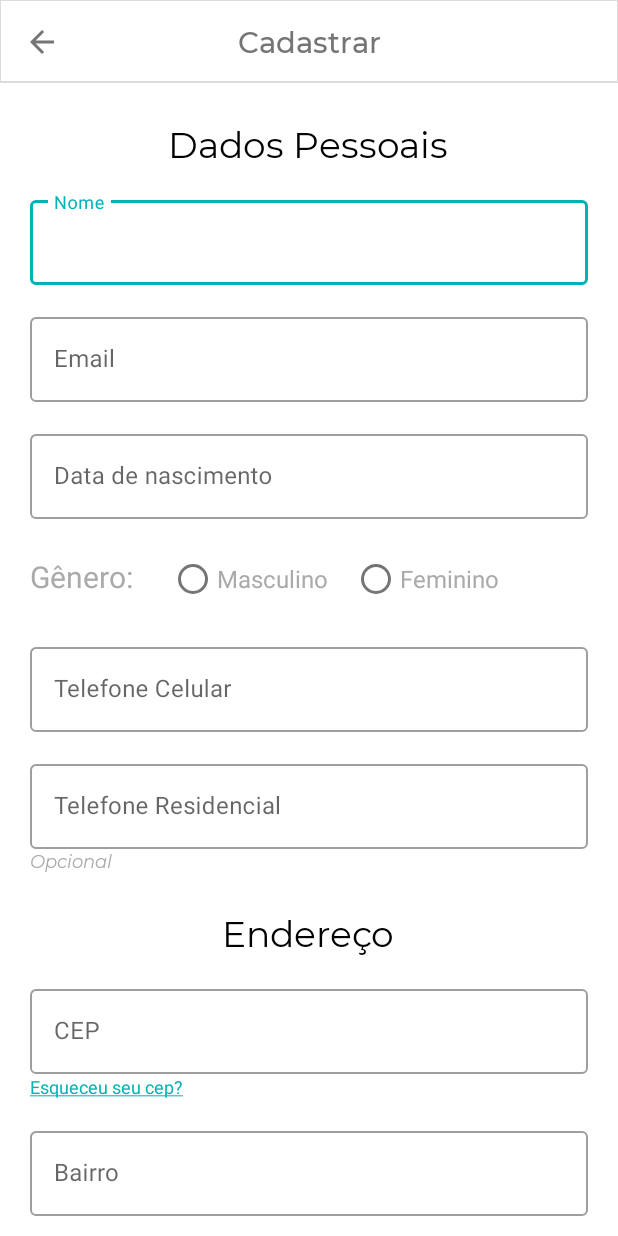
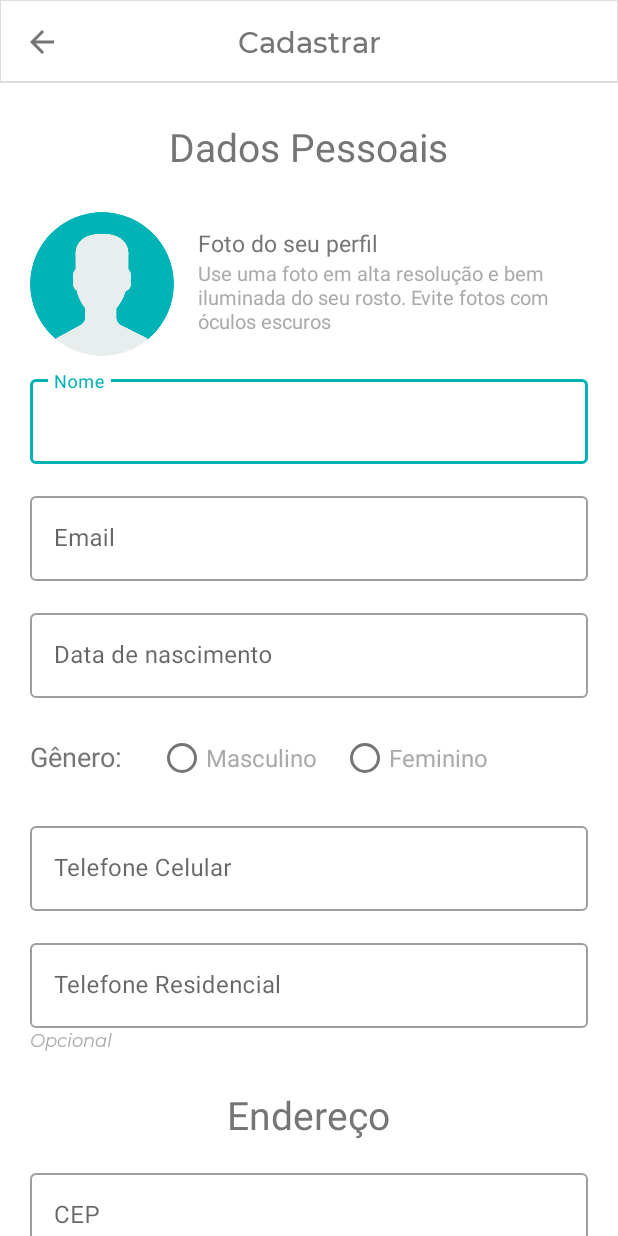
Before and after one commit to osugikoji/bonnepet-android, an Android app: the RegisterActivity screen opened directly, with no data from a screen before it, on a phone screen of 412 x 824 dp. Run offline under Robolectric (Android 15) with nearby library versions, the phone set to English and light mode, and no system bars; our stand-ins replace CircleImageView, RxJava.

Commit message:
Adicionado campo de inserir foto de perfil na tela de Cadastro, criada extension que previne double click do usuário

```diff
--- a/app/src/main/java/br/com/lardopet/view/login/LoginFragment.kt
+++ b/app/src/main/java/br/com/lardopet/view/login/LoginFragment.kt
@@ -4,6 +4,7 @@ import android.content.Intent
 import android.os.Bundle
 import androidx.lifecycle.ViewModelProviders
 import br.com.lardopet.R
+import br.com.lardopet.util.extension.setSafeOnClickListener
 import br.com.lardopet.view.base.BaseFragment
 import kotlinx.android.synthetic.main.login_fragment.*
 
@@ -17,7 +18,7 @@ class LoginFragment : BaseFragment() {
     override fun onActivityCreated(savedInstanceState: Bundle?) {
         super.onActivityCreated(savedInstanceState)
         viewModel = ViewModelProviders.of(this).get(LoginViewModel::class.java)
-        registerLink.setOnClickListener { goToRegister() }
+        registerLink.setSafeOnClickListener { goToRegister() }
     }
 
     private fun goToRegister() {
--- a/app/src/main/java/br/com/lardopet/view/login/RegisterActivity.kt
+++ b/app/src/main/java/br/com/lardopet/view/login/RegisterActivity.kt
@@ -1,5 +1,6 @@
 package br.com.lardopet.view.login
 
+import Link
 import android.content.Intent
 import android.net.Uri
 import android.os.Bundle
@@ -8,7 +9,8 @@ import androidx.lifecycle.Observer
 import androidx.lifecycle.ViewModelProviders
 import br.com.lardopet.R
 import br.com.lardopet.data.model.AddressDTO
-import br.com.lardopet.util.onTextChanged
+import br.com.lardopet.util.extension.image
+import br.com.lardopet.util.extension.onTextChanged
 import br.com.lardopet.view.base.BaseActivity
 import kotlinx.android.synthetic.main.activity_register.*
 
@@ -21,18 +23,21 @@ class RegisterActivity : BaseActivity() {
 
     private val cepLink by lazy { forgot_cep_link }
 
+    private val profileImage by lazy { profile_image }
     private val inputDistrict by lazy { input_district }
     private val inputStreet by lazy { input_street }
     private val inputState by lazy { input_state }
     private val inputCity by lazy { input_city }
 
+    private val pictureLayout by lazy { picture_layout }
     private val inputLayoutDistrict by lazy { input_layout_district }
     private val inputLayoutStreet by lazy { input_layout_street }
     private val inputLayoutState by lazy { input_layout_state }
     private val inputLayoutCity by lazy { input_layout_city }
 
     override fun onPrepareActivity(state: Bundle?) {
-        cepLink.setOnClickListener { redirectToBuscaCep() }
+        pictureLayout.setOnClickListener { openGallery() }
+        cepLink.setOnClickListener { redirectToSearchCep() }
         inputCep.onTextChanged { registerViewModel.getAddress(it) }
 
         registerViewModel.onAddressRequest().observe(this, Observer {
@@ -42,6 +47,28 @@ class RegisterActivity : BaseActivity() {
         registerViewModel.address().observe(this, Observer { address ->
             setEditTextAddress(address)
         })
+    }
+
+    /**
+     *  Abre o menu de opcoes da galeria
+     */
+    private fun openGallery() {
+        val mimeTypes = arrayOf("image/jpeg", "image/png")
+        val intent = Intent(Intent.ACTION_PICK).apply {
+            type = "image/*"
+            putExtra(Intent.EXTRA_MIME_TYPES, mimeTypes)
+        }
+        startActivityForResult(intent, RequestCode.GALLERY)
+    }
+
+    override fun onActivityResult(requestCode: Int, resultCode: Int, data: Intent?) {
+        super.onActivityResult(requestCode, resultCode, data)
+
+        if (resultCode == RESULT_OK) {
+            when(requestCode) {
+                RequestCode.GALLERY -> profileImage.setImageBitmap(data?.image(this))
+            }
+        }
     }
 
     /**
@@ -104,7 +131,7 @@ class RegisterActivity : BaseActivity() {
     /**
      *  Redireciona para o site do correios
      */
-    private fun redirectToBuscaCep() {
-        startActivity(Intent(Intent.ACTION_VIEW, Uri.parse(Link.CORREIOS_CEP)))
+    private fun redirectToSearchCep() {
+        startActivity(Intent(Intent.ACTION_VIEW, Uri.parse(Link.SEARCH_CEP)))
     }
 }
--- a/app/src/main/res/layout/activity_register.xml
+++ b/app/src/main/res/layout/activity_register.xml
@@ -25,7 +25,7 @@
                           android:id="@+id/linear"
                           android:layout_marginTop="24dp"
                           android:layout_width="match_parent"
-                          android:layout_height="match_parent"
+                          android:layout_height="wrap_content"
                           android:orientation="vertical">
 
                 <TextView
@@ -34,9 +34,56 @@
                     android:layout_gravity="center"
                     android:layout_marginBottom="16dp"
                     android:text="@string/personal_info"
-                    app:fontFamily="@font/montserrat_regular"
-                    android:textSize="24sp"
+                    android:textSize="26sp"
                     android:textColor="@color/text_view"/>
+
+                <FrameLayout
+                    android:layout_width="wrap_content"
+                    android:layout_height="wrap_content"
+                    android:id="@+id/picture_layout"
+                    android:clickable="true"
+                    android:focusable="true"
+                    android:foreground="?android:selectableItemBackground">
+
+                    <RelativeLayout
+                        android:layout_width="365sp"
+                        android:layout_height="wrap_content">
+
+                        <de.hdodenhof.circleimageview.CircleImageView
+                            xmlns:app="http://schemas.android.com/apk/res-auto"
+                            android:id="@+id/profile_image"
+                            android:layout_width="96dp"
+                            android:layout_height="96dp"
+                            android:layout_centerVertical="true"
+                            android:layout_marginBottom="20dp"
+                            android:src="@drawable/ic_user"/>
+
+                        <TextView
+                            android:layout_width="wrap_content"
+                            android:layout_height="wrap_content"
+                            android:id="@+id/profile_image_title"
+                            android:layout_marginTop="20dp"
+                            android:layout_gravity="center"
+                            android:layout_marginLeft="16dp"
+                            android:layout_toRightOf="@+id/profile_image"
+                            android:text="@string/profile_picture_title"
+                            android:textSize="15sp"
+                            android:textColor="@color/text_view"/>
+
+                        <TextView
+                            android:layout_width="wrap_content"
+                            android:layout_height="wrap_content"
+                            android:layout_gravity="center"
+                            android:layout_marginBottom="16dp"
+                            android:layout_marginLeft="16dp"
+                            android:layout_below="@+id/profile_image_title"
+                            android:layout_toRightOf="@+id/profile_image"
+                            android:text="@string/profile_picture_description"
+                            android:textSize="13sp"
+                            android:textColor="@color/text_view_info"/>
+
+                    </RelativeLayout>
+                </FrameLayout>
 
 
                 <com.google.android.material.textfield.TextInputLayout
@@ -51,7 +98,7 @@
                         android:layout_height="wrap_content"
                         android:hint="@string/name"
                         android:inputType="text"
-                        android:textColor="@color/black"/>
+                        android:textColor="@color/text_color"/>
                 </com.google.android.material.textfield.TextInputLayout>
 
                 <com.google.android.material.textfield.TextInputLayout
@@ -66,7 +113,7 @@
                         android:layout_height="wrap_content"
                         android:hint="@string/email"
                         android:inputType="textEmailAddress"
-                        android:textColor="@color/black"/>
+                        android:textColor="@color/text_color"/>
                 </com.google.android.material.textfield.TextInputLayout>
 
                 <com.google.android.material.textfield.TextInputLayout
@@ -81,7 +128,7 @@
                         android:layout_height="wrap_content"
                         android:hint="@string/birth_date"
                         android:inputType="number"
-                        android:textColor="@color/black"/>
+                        android:textColor="@color/text_color"/>
                 </com.google.android.material.textfield.TextInputLayout>
 
                 <RadioGroup
@@ -95,8 +142,8 @@
                         android:layout_width="wrap_content"
                         android:layout_height="wrap_content"
                         android:text="@string/gender"
-                        android:textSize="20sp"
-                        android:textColor="@color/text_hint"/>
+                        android:textSize="18sp"
+                        android:textColor="@color/text_view"/>
 
                     <androidx.appcompat.widget.AppCompatRadioButton
                         android:layout_width="wrap_content"
@@ -127,7 +174,7 @@
                         android:layout_height="wrap_content"
                         android:hint="@string/cell_phone"
                         android:inputType="phone"
-                        android:textColor="@color/black"/>
+                        android:textColor="@color/text_color"/>
                 </com.google.android.material.textfield.TextInputLayout>
 
                 <com.google.android.material.textfield.TextInputLayout
@@ -141,7 +188,7 @@
                         android:layout_height="wrap_content"
                         android:hint="@string/telephone"
                         android:inputType="phone"
-                        android:textColor="@color/black"/>
+                        android:textColor="@color/text_color"/>
                 </com.google.android.material.textfield.TextInputLayout>
 
                 <androidx.appcompat.widget.AppCompatTextView
@@ -160,8 +207,7 @@
                     android:layout_marginBottom="16dp"
                     android:layout_gravity="center"
                     android:text="@string/address"
-                    app:fontFamily="@font/montserrat_regular"
-                    android:textSize="24sp"
+                    android:textSize="26sp"
                     android:textColor="@color/text_view"/>
 
                 <com.google.android.material.textfield.TextInputLayout
@@ -175,7 +221,7 @@
                         android:layout_height="wrap_content"
                         android:hint="@string/cep"
                         android:inputType="number"
-                        android:textColor="@color/black"
+                        android:textColor="@color/text_color"
                         android:maxLength="8"/>
 
                 </com.google.android.material.textfield.TextInputLayout>
@@ -202,7 +248,7 @@
                         android:layout_height="wrap_content"
                         android:hint="@string/district"
                         android:inputType="text"
-                        android:textColor="@color/black"/>
+                        android:textColor="@color/text_color"/>
                 </com.google.android.material.textfield.TextInputLayout>
 
                 <com.google.android.material.textfield.TextInputLayout
@@ -218,8 +264,7 @@
                         android:layout_height="wrap_content"
                         android:hint="@string/street"
                         android:inputType="text"
-                        android:textColor="@color/black"
-                        android:enabled="false"/>
+                        android:textColor="@color/text_color"/>
                 </com.google.android.material.textfield.TextInputLayout>
 
                 <com.google.android.material.textfield.TextInputLayout
@@ -233,8 +278,8 @@
                         android:layout_width="match_parent"
                         android:layout_height="wrap_content"
                         android:hint="@string/number"
-                        android:inputType="text"
-                        android:textColor="@color/black"/>
+                        android:inputType="number"
+                        android:textColor="@color/text_color"/>
                 </com.google.android.material.textfield.TextInputLayout>
 
                 <com.google.android.material.textfield.TextInputLayout
@@ -250,7 +295,7 @@
                         android:layout_height="wrap_content"
                         android:hint="@string/state"
                         android:inputType="text"
-                        android:textColor="@color/black"/>
+                        android:textColor="@color/text_color"/>
                 </com.google.android.material.textfield.TextInputLayout>
 
                 <com.google.android.material.textfield.TextInputLayout
@@ -266,7 +311,7 @@
                         android:layout_height="wrap_content"
                         android:hint="@string/city"
                         android:inputType="text"
-                        android:textColor="@color/black"/>
+                        android:textColor="@color/text_color"/>
                 </com.google.android.material.textfield.TextInputLayout>
 
                 <com.google.android.material.button.MaterialButton
--- a/app/src/main/res/layout/login_fragment.xml
+++ b/app/src/main/res/layout/login_fragment.xml
@@ -69,7 +69,7 @@
                 android:layout_height="wrap_content"
                 android:hint="@string/email"
                 android:inputType="textEmailAddress"
-                android:textColor="@color/black"/>
+                android:textColor="@color/text_color"/>
         </com.google.android.material.textfield.TextInputLayout>
 
         <com.google.android.material.textfield.TextInputLayout
@@ -86,7 +86,7 @@
                 android:layout_height="wrap_content"
                 android:hint="@string/password"
                 android:inputType="textPassword"
-                android:textColor="@color/black"/>
+                android:textColor="@color/text_color"/>
         </com.google.android.material.textfield.TextInputLayout>
 
         <!-- Button -->
--- a/app/src/main/res/layout/tool_bar_transparent.xml
+++ b/app/src/main/res/layout/tool_bar_transparent.xml
@@ -17,7 +17,7 @@
         android:layout_height="wrap_content"
         style="@style/TextAppearance.AppCompat.Widget.ActionBar.Title"
         app:fontFamily="@font/montserrat_medium"
-        android:textColor="@color/dark_gray"
+        android:textColor="@color/text_view"
         android:textSize="19sp"
         android:layout_gravity="center"/>
 </androidx.appcompat.widget.Toolbar>
--- a/app/src/main/res/values/colors.xml
+++ b/app/src/main/res/values/colors.xml
@@ -6,12 +6,16 @@
     <color name="color_accent">#00b2b6</color>
     <color name="facebook_color">#4267b2</color>
 
+    <!-- TextView -->
+    <color name="text_view">#757575</color>
+    <color name="text_view_info">#aaaaaa</color>
+
+    <!-- EditText -->
     <color name="text_hint">#aaaaaa</color>
     <color name="color_control_normal">#757575</color>
-    <color name="text_view">#000000</color>
+    <color name="text_color">#000</color>
 
     <color name="white">#FFF</color>
-    <color name="black">#000</color>
     <color name="dark_gray">#757575</color>
     <color name="red">#ffff0000</color>
     <color name="light_gray">#dcdcdc</color>
--- a/app/src/main/res/values/strings.xml
+++ b/app/src/main/res/values/strings.xml
@@ -23,6 +23,8 @@
     <string name="get_in">Entrar</string>
 
     <!-- Form -->
+    <string name="profile_picture_title">Foto do seu perfil</string>
+    <string name="profile_picture_description">Use uma foto em alta resolução e bem iluminada do seu rosto. Evite fotos com óculos escuros</string>
     <string name="personal_info">Dados Pessoais</string>
     <string name="address">Endereço</string>
     <string name="name">Nome</string>
--- a/app/src/main/res/values/styles.xml
+++ b/app/src/main/res/values/styles.xml
@@ -8,12 +8,13 @@
         <item name="colorControlNormal">@color/dark_gray</item>
     </style>
 
+    <!-- TextInputLayout. -->
     <style name="TextInputLayoutAppearance" parent="Base.Widget.MaterialComponents.TextInputLayout">
-        <item name="android:textColor">@color/black</item>
+        <item name="android:textColor">@color/text_color</item>
         <item name="android:textColorHint">@color/text_hint</item>
         <item name="colorControlNormal">@color/color_control_normal</item>
         <item name="colorControlActivated">@color/color_primary</item>
-        <item name="colorControlHighlight">@color/black</item>
+        <item name="colorControlHighlight">@color/text_color</item>
     </style>
 
     <style name="TextInputLayoutAppearance.OutlineBox" parent="Widget.MaterialComponents.TextInputLayout.OutlinedBox">
```
Also changed, not shown: app/src/main/java/br/com/lardopet/util/Constants.kt (+9 -3 lines), app/src/main/java/br/com/lardopet/util/extension/ViewExtensions.kt (+10 -0 lines), app/src/main/java/br/com/lardopet/util/view/SafeClickListener.kt (+17 -0 lines).
